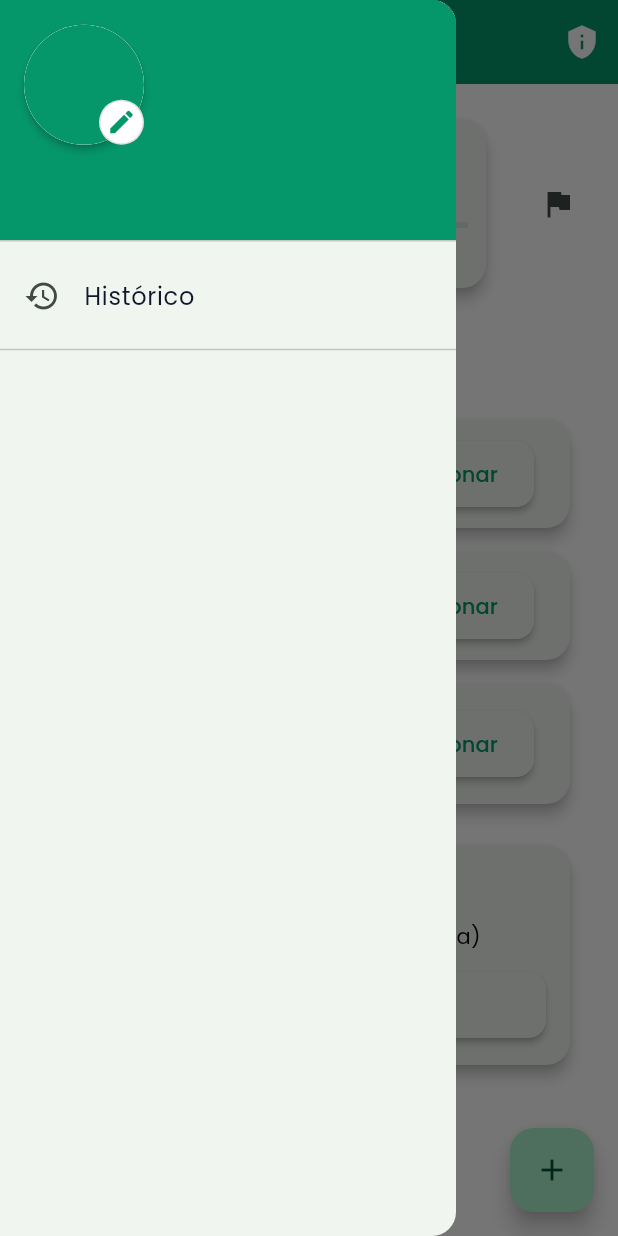
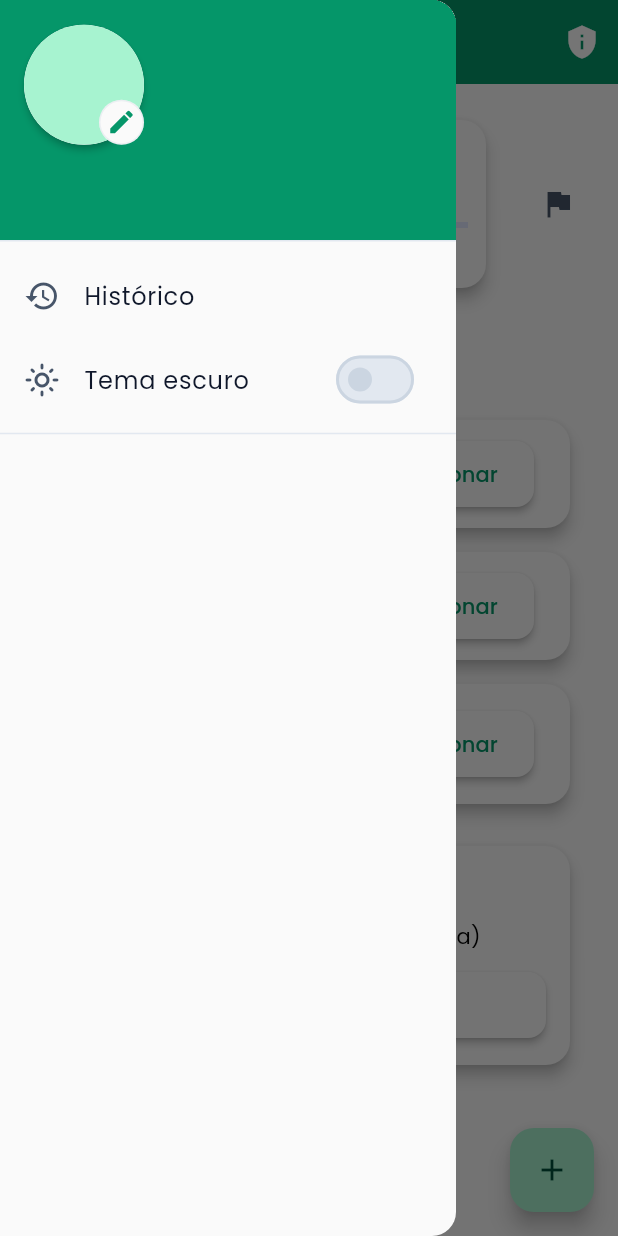
Before and after one commit to JoaoVitor0906/Track_Habits, a Flutter app: the HomePage screen opened by its route, with the side drawer open, on a phone screen of 412 x 824 dp. Run offline on Flutter 3.47's test engine with Material 3 defaults, Android fonts, the phone set to English and light mode, and no system bars; our stand-ins replace flutter_dotenv, flutter_image_compress, flutter_markdown, google_fonts, image_picker, shared_preferences and 1 more; accounts and stored records are empty.

Commit message:
Tema escuro na aplicação 04/12/2025

```diff
--- /dev/null
+++ b/lib/theme/color_schemes.dart
@@ -0,0 +1,125 @@
+import 'package:flutter/material.dart';
+
+// =============================================================================
+// PALETA DE CORES DO TRACK HABITS
+// =============================================================================
+// Baseada na identidade visual Emerald/Verde-esmeralda
+// Gerada com Material Theme Builder + customizações manuais
+
+// Cor semente do app (Emerald - identidade visual)
+const Color _seedColor = Color(0xFF059669);
+
+// =============================================================================
+// TEMA CLARO - ColorScheme personalizado
+// =============================================================================
+const ColorScheme lightColorScheme = ColorScheme(
+  brightness: Brightness.light,
+
+  // Cores primárias (Emerald)
+  primary: Color(0xFF059669), // Emerald principal
+  onPrimary: Color(0xFFFFFFFF), // Branco para contraste
+  primaryContainer: Color(0xFFA7F3D0), // Emerald claro
+  onPrimaryContainer: Color(0xFF00513A), // Emerald escuro
+
+  // Cores secundárias (Indigo para complementar)
+  secondary: Color(0xFF4F46E5), // Indigo
+  onSecondary: Color(0xFFFFFFFF),
+  secondaryContainer: Color(0xFFE0E7FF), // Indigo claro
+  onSecondaryContainer: Color(0xFF312E81), // Indigo escuro
+
+  // Cores terciárias (Amber para acentos)
+  tertiary: Color(0xFFD97706), // Amber
+  onTertiary: Color(0xFFFFFFFF),
+  tertiaryContainer: Color(0xFFFEF3C7), // Amber claro
+  onTertiaryContainer: Color(0xFF78350F), // Amber escuro
+
+  // Superfícies
+  surface: Color(0xFFFAFAFA), // Cinza muito claro
+  onSurface: Color(0xFF0F172A), // Slate escuro (texto principal)
+  surfaceContainerHighest: Color(0xFFE2E8F0), // Slate 200
+  onSurfaceVariant: Color(0xFF475569), // Slate 600
+
+  // Erro
+  error: Color(0xFFDC2626), // Red 600
+  onError: Color(0xFFFFFFFF),
+  errorContainer: Color(0xFFFEE2E2), // Red 100
+  onErrorContainer: Color(0xFF7F1D1D), // Red 900
+
+  // Outros
+  outline: Color(0xFFCBD5E1), // Slate 300
+  outlineVariant: Color(0xFFE2E8F0), // Slate 200
+  shadow: Color(0xFF000000),
+  scrim: Color(0xFF000000),
+  inverseSurface: Color(0xFF1E293B), // Slate 800
+  onInverseSurface: Color(0xFFF1F5F9), // Slate 100
+  inversePrimary: Color(0xFF6EE7B7), // Emerald 300
+  surfaceTint: Color(0xFF059669),
+);
+
+// =============================================================================
+// TEMA ESCURO - ColorScheme personalizado
+// =============================================================================
+const ColorScheme darkColorScheme = ColorScheme(
+  brightness: Brightness.dark,
+
+  // Cores primárias (Emerald - versão clara para dark mode)
+  primary: Color(0xFF6EE7B7), // Emerald 300
+  onPrimary: Color(0xFF00382A), // Emerald muito escuro
+  primaryContainer: Color(0xFF047857), // Emerald 700
+  onPrimaryContainer: Color(0xFFA7F3D0), // Emerald 200
+
+  // Cores secundárias (Indigo)
+  secondary: Color(0xFFA5B4FC), // Indigo 300
+  onSecondary: Color(0xFF1E1B4B), // Indigo 950
+  secondaryContainer: Color(0xFF4338CA), // Indigo 700
+  onSecondaryContainer: Color(0xFFE0E7FF), // Indigo 100
+
+  // Cores terciárias (Amber)
+  tertiary: Color(0xFFFCD34D), // Amber 300
+  onTertiary: Color(0xFF451A03), // Amber 950
+  tertiaryContainer: Color(0xFFB45309), // Amber 700
+  onTertiaryContainer: Color(0xFFFEF3C7), // Amber 100
+
+  // Superfícies (escuras)
+  surface: Color(0xFF0F172A), // Slate 900
+  onSurface: Color(0xFFF1F5F9), // Slate 100 (texto principal)
+  surfaceContainerHighest: Color(0xFF334155), // Slate 700
+  onSurfaceVariant: Color(0xFFCBD5E1), // Slate 300
+
+  // Erro
+  error: Color(0xFFFCA5A5), // Red 300
+  onError: Color(0xFF450A0A), // Red 950
+  errorContainer: Color(0xFFB91C1C), // Red 700
+  onErrorContainer: Color(0xFFFEE2E2), // Red 100
+
+  // Outros
+  outline: Color(0xFF475569), // Slate 600
+  outlineVariant: Color(0xFF334155), // Slate 700
+  shadow: Color(0xFF000000),
+  scrim: Color(0xFF000000),
+  inverseSurface: Color(0xFFF1F5F9), // Slate 100
+  onInverseSurface: Color(0xFF1E293B), // Slate 800
+  inversePrimary: Color(0xFF059669), // Emerald 600
+  surfaceTint: Color(0xFF6EE7B7),
+);
+
+// =============================================================================
+// ALTERNATIVA: Usar fromSeed e customizar apenas o necessário
+// =============================================================================
+// Se preferir a abordagem híbrida, descomente abaixo e comente acima:
+//
+// final ColorScheme lightColorScheme = ColorScheme.fromSeed(
+//   seedColor: _seedColor,
+//   brightness: Brightness.light,
+// ).copyWith(
+//   secondary: const Color(0xFF4F46E5),  // Customizar secondary
+//   tertiary: const Color(0xFFD97706),   // Customizar tertiary
+// );
+//
+// final ColorScheme darkColorScheme = ColorScheme.fromSeed(
+//   seedColor: _seedColor,
+//   brightness: Brightness.dark,
+// ).copyWith(
+//   secondary: const Color(0xFFA5B4FC),
+//   tertiary: const Color(0xFFFCD34D),
+// );
--- /dev/null
+++ b/lib/theme/theme_controller.dart
@@ -0,0 +1,43 @@
+import 'package:flutter/material.dart';
+
+/// Controlador de tema do aplicativo.
+///
+/// Gerencia o [ThemeMode] atual e notifica ouvintes quando ele muda.
+/// Isso permite que o [MaterialApp] reconstrua com o novo tema.
+class ThemeController extends ChangeNotifier {
+  /// Modo de tema atual. Começa seguindo o sistema.
+  ThemeMode _mode = ThemeMode.system;
+
+  /// Retorna o modo de tema atual.
+  ThemeMode get mode => _mode;
+
+  /// Retorna true se o modo atual é escuro.
+  bool get isDarkMode => _mode == ThemeMode.dark;
+
+  /// Retorna true se o modo atual segue o sistema.
+  bool get isSystemMode => _mode == ThemeMode.system;
+
+  /// Altera o modo de tema e notifica os ouvintes.
+  void setMode(ThemeMode newMode) {
+    if (_mode != newMode) {
+      _mode = newMode;
+      notifyListeners();
+    }
+  }
+
+  /// Alterna entre claro e escuro.
+  ///
+  /// Se estiver em modo sistema, detecta o tema atual e inverte.
+  void toggle(Brightness currentBrightness) {
+    if (_mode == ThemeMode.system) {
+      // Se estava em sistema, vai para o oposto do atual
+      _mode = currentBrightness == Brightness.dark
+          ? ThemeMode.light
+          : ThemeMode.dark;
+    } else {
+      // Alterna entre claro e escuro
+      _mode = _mode == ThemeMode.dark ? ThemeMode.light : ThemeMode.dark;
+    }
+    notifyListeners();
+  }
+}
--- a/lib/widgets/app_drawer.dart
+++ b/lib/widgets/app_drawer.dart
@@ -1,12 +1,14 @@
 import 'package:flutter/material.dart';
+import 'package:provider/provider.dart';
 import '../domain/repositories/profile_repository.dart';
 import '../widgets/user_avatar.dart';
+import '../theme/theme_controller.dart';
 import 'package:image_picker/image_picker.dart';
 import 'package:flutter/foundation.dart' show kIsWeb;
 import 'dart:io';
 import 'dart:typed_data';
 
-class AppDrawer extends StatelessWidget {
+class AppDrawer extends StatefulWidget {
   final ProfileRepository profileRepository;
 
   const AppDrawer({
@@ -15,7 +17,22 @@ class AppDrawer extends StatelessWidget {
   }) : super(key: key);
 
   @override
+  State<AppDrawer> createState() => _AppDrawerState();
+}
+
+class _AppDrawerState extends State<AppDrawer> {
+  ProfileRepository get profileRepository => widget.profileRepository;
+
+  @override
   Widget build(BuildContext context) {
+    final themeController = context.watch<ThemeController>();
+    final brightness = MediaQuery.platformBrightnessOf(context);
+
+    // Calcular se está em modo escuro
+    final isDark = themeController.mode == ThemeMode.dark ||
+        (themeController.mode == ThemeMode.system &&
+            brightness == Brightness.dark);
+
     return Drawer(
       child: ListView(
         padding: EdgeInsets.zero,
@@ -29,6 +46,19 @@ class AppDrawer extends StatelessWidget {
               Navigator.pushNamed(context, '/history');
             },
           ),
+          ListTile(
+            leading: Icon(isDark ? Icons.dark_mode : Icons.light_mode_outlined),
+            title: const Text('Tema escuro'),
+            trailing: Switch(
+              value: isDark,
+              onChanged: (value) {
+                themeController.toggle(brightness);
+              },
+            ),
+            onTap: () {
+              themeController.toggle(brightness);
+            },
+          ),
           const Divider(),
           // Outros itens do drawer podem ser adicionados aqui
         ],
@@ -37,9 +67,10 @@ class AppDrawer extends StatelessWidget {
   }
 
   Widget _buildDrawerHeader(BuildContext context) {
+    final colorScheme = Theme.of(context).colorScheme;
     return DrawerHeader(
       decoration: BoxDecoration(
-        color: Theme.of(context).primaryColor,
+        color: colorScheme.primary,
       ),
       child: Column(
         mainAxisSize: MainAxisSize.min,
@@ -57,8 +88,8 @@ class AppDrawer extends StatelessWidget {
               profileRepository.getUserName() ?? 'Usuário',
               maxLines: 1,
               overflow: TextOverflow.ellipsis,
-              style: const TextStyle(
-                color: Colors.white,
+              style: TextStyle(
+                color: colorScheme.onPrimary,
                 fontSize: 18,
                 fontWeight: FontWeight.bold,
               ),
@@ -69,8 +100,8 @@ class AppDrawer extends StatelessWidget {
               profileRepository.getUserEmail() ?? '',
               maxLines: 1,
               overflow: TextOverflow.ellipsis,
-              style: const TextStyle(
-                color: Colors.white70,
+              style: TextStyle(
+                color: colorScheme.onPrimary.withOpacity(0.7),
                 fontSize: 14,
               ),
             ),
--- a/lib/widgets/user_avatar.dart
+++ b/lib/widgets/user_avatar.dart
@@ -94,11 +94,12 @@ class UserAvatar extends StatelessWidget {
 
                 try {
                   final data = snapshot.data!;
+                  final colorScheme = Theme.of(context).colorScheme;
                   if (data is Uint8List && data.isNotEmpty) {
                     return CircleAvatar(
                       radius: size / 2,
                       backgroundImage: MemoryImage(data),
-                      backgroundColor: Theme.of(context).primaryColor,
+                      backgroundColor: colorScheme.primaryContainer,
                     );
                   }
 
@@ -106,7 +107,7 @@ class UserAvatar extends StatelessWidget {
                     return CircleAvatar(
                       radius: size / 2,
                       backgroundImage: FileImage(data),
-                      backgroundColor: Theme.of(context).primaryColor,
+                      backgroundColor: colorScheme.primaryContainer,
                     );
                   }
                 } catch (e) {
@@ -124,13 +125,19 @@ class UserAvatar extends StatelessWidget {
 
   Widget _buildInitialsAvatar(BuildContext context) {
     final initials = profileRepository.getInitials();
+    final colorScheme = Theme.of(context).colorScheme;
+    final isDark = Theme.of(context).brightness == Brightness.dark;
+
+    // No dark mode, usar surface para contrastar com o header primary
+    // No light mode, usar primaryContainer
     return CircleAvatar(
       radius: size / 2,
-      backgroundColor: Theme.of(context).primaryColor,
+      backgroundColor:
+          isDark ? colorScheme.surface : colorScheme.primaryContainer,
       child: Text(
         initials,
         style: TextStyle(
-          color: Colors.white,
+          color: isDark ? colorScheme.primary : colorScheme.onPrimaryContainer,
           fontSize: size * 0.4,
           fontWeight: FontWeight.bold,
         ),
@@ -139,13 +146,14 @@ class UserAvatar extends StatelessWidget {
   }
 
   Widget _buildEditButton(BuildContext context) {
+    final colorScheme = Theme.of(context).colorScheme;
     return Container(
       // Use a contrasting background so the small edit button is visible over
       // dark/primary headers (was blending into header color).
       decoration: BoxDecoration(
-        color: Theme.of(context).colorScheme.surface,
+        color: colorScheme.surface,
         shape: BoxShape.circle,
-        border: Border.all(color: Colors.black12),
+        border: Border.all(color: colorScheme.outline.withOpacity(0.3)),
       ),
       child: Material(
         color: Colors.transparent,
@@ -157,7 +165,7 @@ class UserAvatar extends StatelessWidget {
             child: Icon(
               Icons.edit,
               size: size * 0.25,
-              color: Theme.of(context).primaryColor,
+              color: colorScheme.primary,
             ),
           ),
         ),
```
Also changed, not shown: lib/main.dart (+55 -10 lines), lib/pages/create_habit_page.dart (+7 -1 lines), lib/pages/home_page.dart (+35 -1 lines), lib/services/supabase_service.dart (+30 -1 lines).
